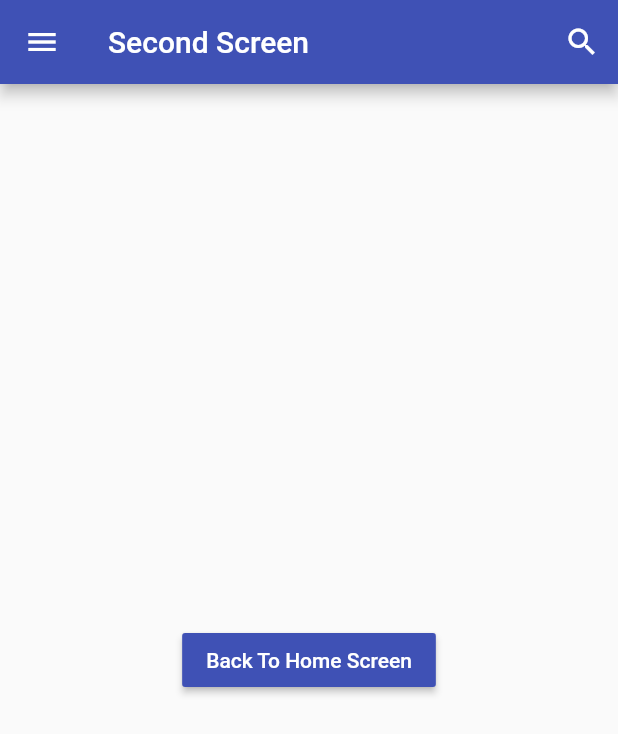
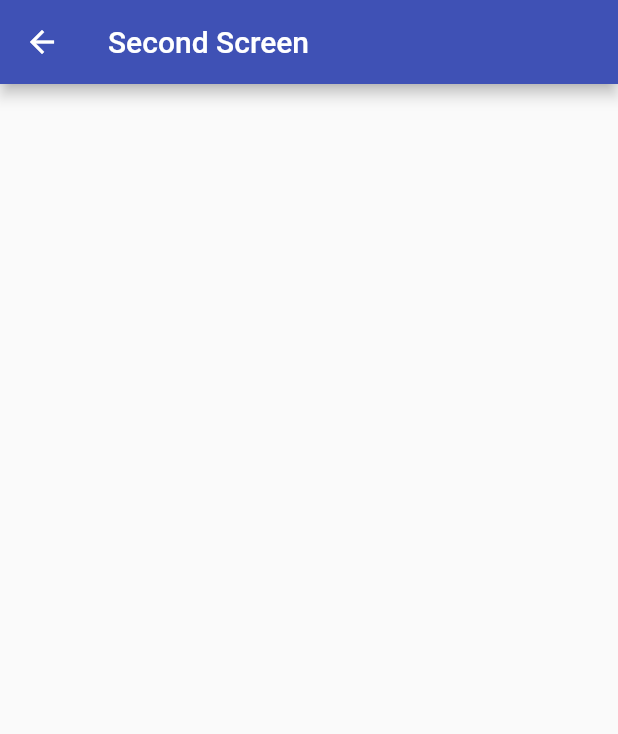
Before and after one commit to techdamru/multipage_navigation, a Flutter app: the SecondScreen screen opened directly, on a phone screen of 412 x 824 dp. Shown: the top 734 px of the screen. Run offline on Flutter 3.47's test engine with Material 2 defaults, Android fonts, the phone set to English and light mode, and no system bars.

Commit message:
Removed button from second screen

```diff
--- a/lib/secondscreen.dart
+++ b/lib/secondscreen.dart
@@ -1,41 +1,11 @@
 import 'package:flutter/material.dart';
-import 'mainscreen.dart';
 
 class SecondScreen extends StatelessWidget {
   @override
   Widget build(BuildContext context) {
     return Scaffold(
       appBar: AppBar(
-        leading: IconButton(
-          icon: Icon(Icons.menu),
-          onPressed: () {
-            //
-          },
-        ),
         title: Text("Second Screen"),
-        actions: <Widget>[
-          IconButton(
-            icon: Icon(Icons.search),
-            onPressed: () {
-              //
-            },
-          ),
-        ],
-      ),
-      body: Center(
-        child: RaisedButton(
-          child: Text(
-            "Back To Home Screen",
-            style: TextStyle(color: Colors.white),
-          ),
-          color: Colors.indigo,
-          onPressed: () {
-            Navigator.push(
-              context,
-              MaterialPageRoute(builder: (context) => MainScreen()),
-            );
-          },
-        ),
       ),
     );
   }
```
